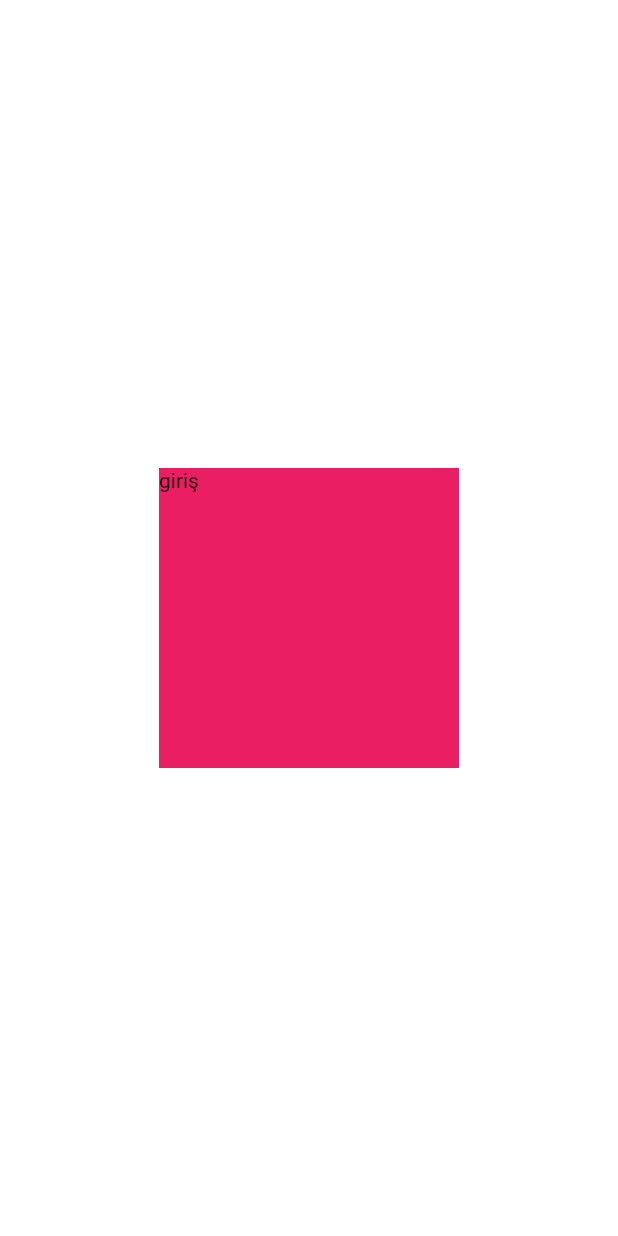
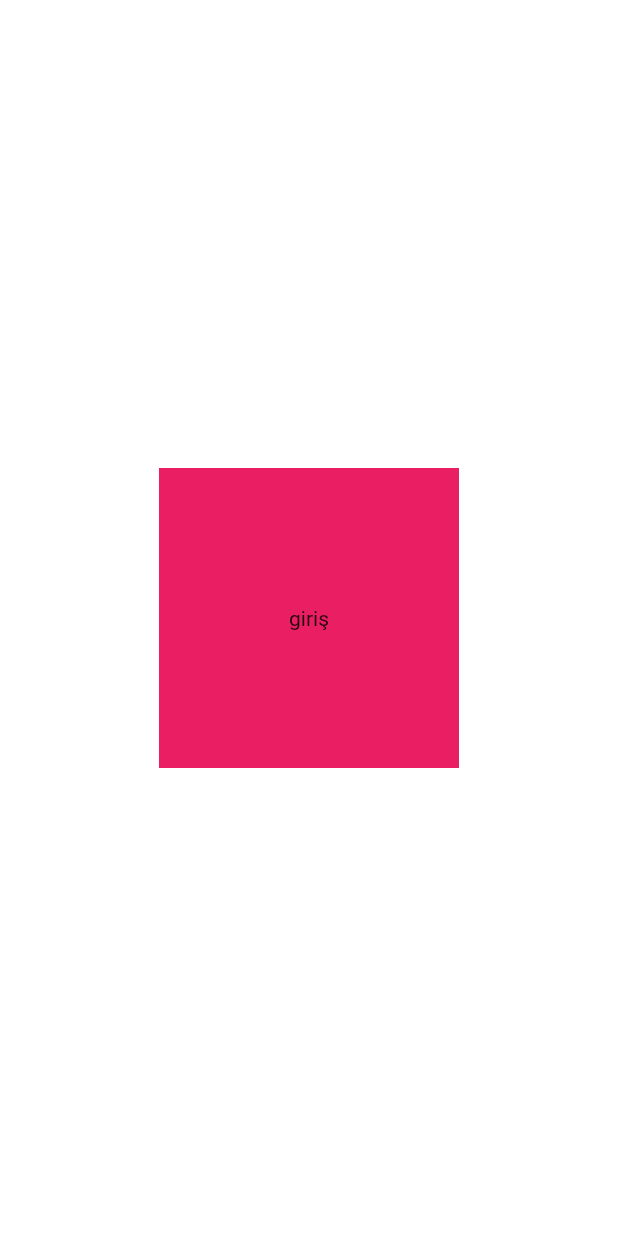
Before and after one commit to farukmeral25/clean-architecture, a Flutter app: the screen it shows after launch, on a phone screen of 412 x 824 dp. Run offline on Flutter 3.47's test engine with Material 2 defaults, Android fonts, the phone set to English and light mode, and no system bars; our stand-ins replace dartz, equatable, get_it, shared_preferences.

```diff
--- a/lib/core/base/view/base_view.dart
+++ b/lib/core/base/view/base_view.dart
@@ -23,7 +23,7 @@ class _BaseViewState extends State<BaseView> {
   @override
   void dispose() {
     super.dispose();
-    widget.onDispose!();
+    // widget.onDispose!();
   }
 
   @override
--- a/lib/feature/authenticate/login/view/widgets/login_body.dart
+++ b/lib/feature/authenticate/login/view/widgets/login_body.dart
@@ -70,6 +70,8 @@ class _LoginBodyState extends BaseState<LoginBody> {
                 onTap: () {
                   if (formKey.currentState!.validate()) {
                     serviceLocator<LoginProvider>().cacheUserInfo();
+                    serviceLocator<LoginProvider>().textEditingControllerEmail.text = '';
+                    serviceLocator<LoginProvider>().textEditingControllerPassword.text = '';
                     Navigator.push(
                       context,
                       MaterialPageRoute(builder: (BuildContext context) => const HomePage()),
--- a/lib/feature/authenticate/splash/splash.dart
+++ b/lib/feature/authenticate/splash/splash.dart
@@ -41,7 +41,8 @@ class _SplashScreenState extends State<SplashScreen> {
                     );
                   }
                 },
-                child: Container(height: 200, width: 200, color: Colors.pink, child: const Text('giriş')));
+                child:
+                    Container(height: 200, width: 200, color: Colors.pink, child: const Center(child: Text('giriş'))));
           },
         ),
       ),
```
Also changed, not shown: lib/feature/home/view/widgets/home_body.dart (+20 -0 lines).
